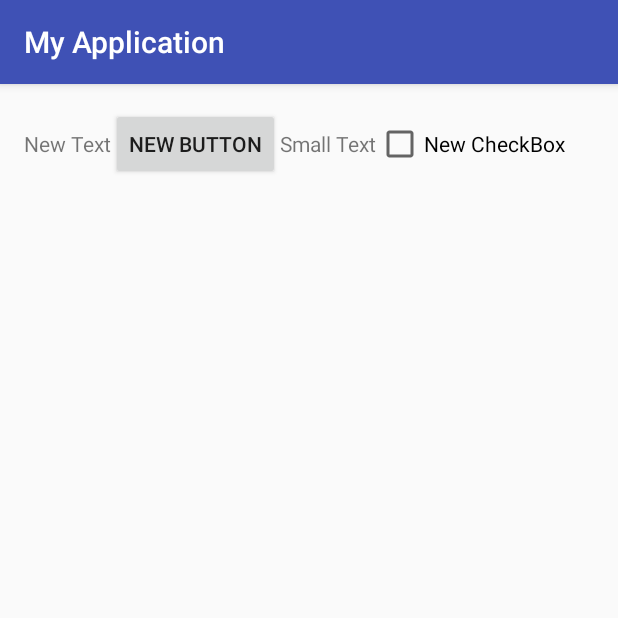
After one commit to vncprado/android, an Android app: the HorizontalActivity screen opened directly, with no data from a screen before it, on a phone screen of 412 x 824 dp, the top half of it. The commit adds this screen. Run offline under Robolectric (Android 15) with nearby library versions, the phone set to English and light mode, and no system bars.

Commit message:
Creating Horizontal activity to test idea.

```diff
--- a/MyApplication/app/src/main/AndroidManifest.xml
+++ b/MyApplication/app/src/main/AndroidManifest.xml
@@ -18,6 +18,7 @@
                 <category android:name="android.intent.category.LAUNCHER" />
             </intent-filter>
         </activity>
+        <activity android:name=".HorizontalActivity"></activity>
     </application>
 
 </manifest>
--- /dev/null
+++ b/MyApplication/app/src/main/java/com/example/vinicius/myapplication/HorizontalActivity.java
@@ -0,0 +1,13 @@
+package com.example.vinicius.myapplication;
+
+import android.support.v7.app.AppCompatActivity;
+import android.os.Bundle;
+
+public class HorizontalActivity extends AppCompatActivity {
+
+    @Override
+    protected void onCreate(Bundle savedInstanceState) {
+        super.onCreate(savedInstanceState);
+        setContentView(R.layout.activity_horizontal);
+    }
+}
--- /dev/null
+++ b/MyApplication/app/src/main/res/layout/activity_horizontal.xml
@@ -0,0 +1,38 @@
+<?xml version="1.0" encoding="utf-8"?>
+<LinearLayout xmlns:android="http://schemas.android.com/apk/res/android"
+        xmlns:tools="http://schemas.android.com/tools"
+
+        android:paddingBottom="@dimen/activity_vertical_margin"
+        android:paddingLeft="@dimen/activity_horizontal_margin"
+        android:paddingRight="@dimen/activity_horizontal_margin"
+        android:paddingTop="@dimen/activity_vertical_margin"
+        tools:context="com.example.vinicius.myapplication.HorizontalActivity"
+        android:orientation="horizontal"
+        android:layout_width="match_parent"
+        android:layout_height="match_parent">
+
+    <TextView
+        android:layout_width="wrap_content"
+        android:layout_height="wrap_content"
+        android:text="New Text"
+        android:id="@+id/textView" />
+
+    <Button
+        android:layout_width="wrap_content"
+        android:layout_height="wrap_content"
+        android:text="New Button"
+        android:id="@+id/button5" />
+
+    <TextView
+        android:layout_width="wrap_content"
+        android:layout_height="wrap_content"
+        android:textAppearance="?android:attr/textAppearanceSmall"
+        android:text="Small Text"
+        android:id="@+id/textView2" />
+
+    <CheckBox
+        android:layout_width="wrap_content"
+        android:layout_height="wrap_content"
+        android:text="New CheckBox"
+        android:id="@+id/checkBox" />
+</LinearLayout>
```
Also changed, not shown: MyApplication/app/src/main/java/com/example/vinicius/myapplication/MainActivity.java (+8 -0 lines), MyApplication/app/src/main/res/layout/content_main.xml (+43 -7 lines).
